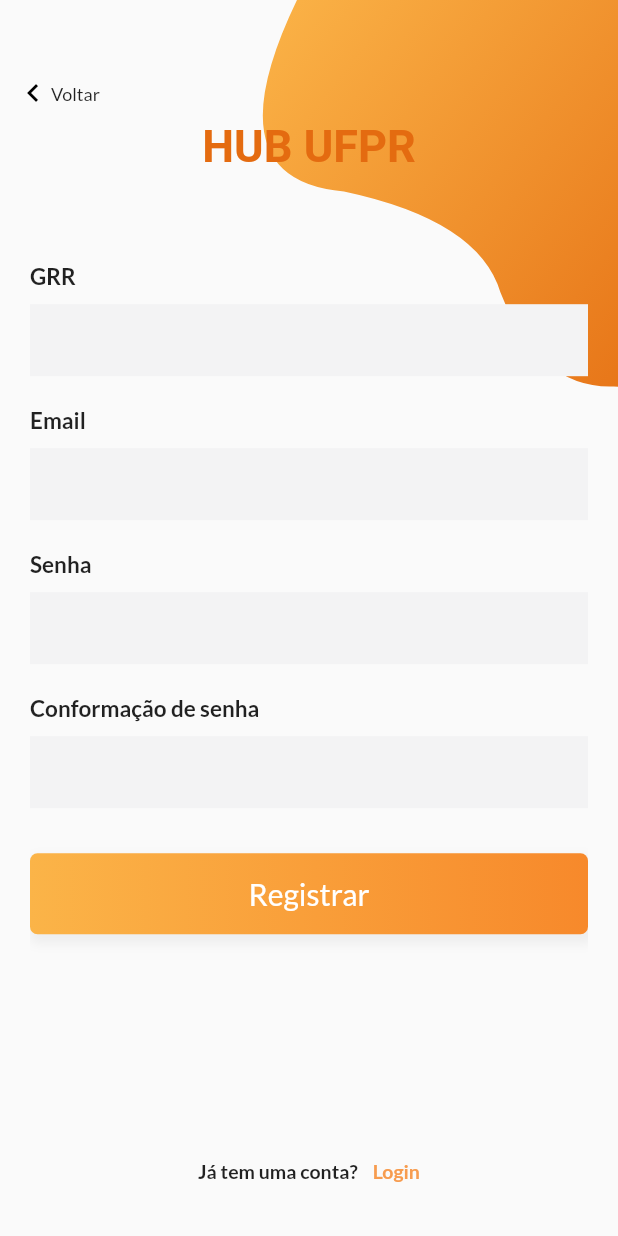
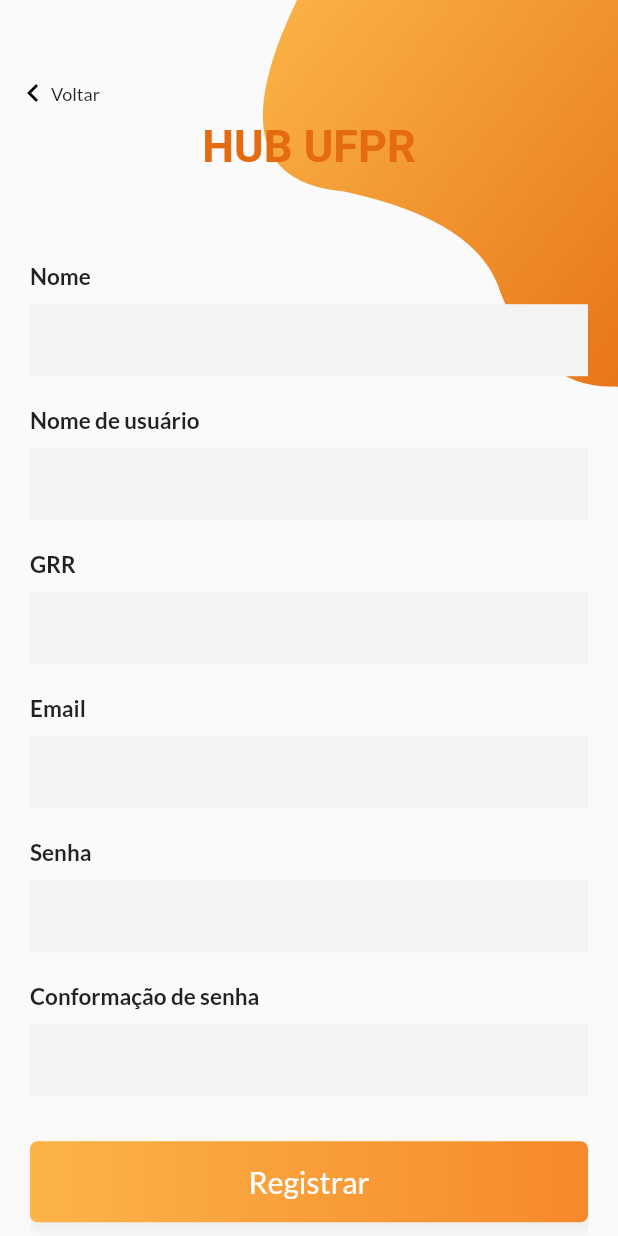
Before and after one commit to AnaNicoleMassaneiro/HUB-Front, a Flutter app: the SignUpPage screen opened directly, scrolled down 85 dp, on a phone screen of 412 x 824 dp. Run offline on Flutter 3.47's test engine with Material 2 defaults, Android fonts, the phone set to English and light mode, and no system bars; our stand-ins replace google_fonts.

Commit message:
Implement register integration with backend

```diff
--- a/lib/src/Api/apiLogin.dart
+++ b/lib/src/Api/apiLogin.dart
@@ -3,9 +3,9 @@
 import 'package:http/http.dart' as http;
 
 class apiLogin {
-  Future<http.Response> login(String usuario, String senha) {
+  Future<http.Response> login(String usuario, String senha) async {
     return http.post(
-      Uri.parse('http://192.168.0.10:5000/api/User/authenticate'),
+      Uri.parse('http://192.168.100.62:5000/api/User/authenticate'),
       headers: <String, String>{
         'Content-Type': 'application/json; charset=UTF-8',
       },
--- a/lib/src/loginPage.dart
+++ b/lib/src/loginPage.dart
@@ -200,11 +200,11 @@
       setState(() {
         print('chegamos no sucesso');
         Navigator.push(
-            context, MaterialPageRoute(builder: (context) => SignUpPage()));
+            context, MaterialPageRoute(builder: (context) => LoginPage()));
       });
     }, onError: (error) async {
-      print(error);
-      setState(() {});
+        print(error);
+        setState(() {});
     });
   }
 }
--- a/lib/src/signup.dart
+++ b/lib/src/signup.dart
@@ -2,6 +2,10 @@
 import 'package:flutter_login_signup/src/Widget/bezierContainer.dart';
 import 'package:flutter_login_signup/src/loginPage.dart';
 import 'package:google_fonts/google_fonts.dart';
+import 'package:http/http.dart' as http;
+
+import 'Api/apiRegister.dart';
+import 'Widget/bezierContainer.dart';
 
 class SignUpPage extends StatefulWidget {
   SignUpPage({Key key, this.title}) : super(key: key);
@@ -13,6 +17,13 @@
 }
 
 class _SignUpPageState extends State<SignUpPage> {
+  final TextEditingController user = TextEditingController();
+  final TextEditingController senha = TextEditingController();
+  final TextEditingController nome = TextEditingController();
+  final TextEditingController email = TextEditingController();
+  final TextEditingController grr = TextEditingController();
+  final TextEditingController confirmaSenha = TextEditingController();
+
   Widget _backButton() {
     return InkWell(
       onTap: () {
@@ -34,7 +45,7 @@
     );
   }
 
-  Widget _entryField(String title, {bool isPassword = false}) {
+  Widget _entryField(String title, TextEditingController controllertxt, {bool isPassword = false}) {
     return Container(
       margin: EdgeInsets.symmetric(vertical: 10),
       child: Column(
@@ -48,6 +59,7 @@
             height: 10,
           ),
           TextField(
+              controller: controllertxt,
               obscureText: isPassword,
               decoration: InputDecoration(
                   border: InputBorder.none,
@@ -59,7 +71,12 @@
   }
 
   Widget _submitButton() {
-    return Container(
+    return GestureDetector(
+      onTap: () {
+        _registerUser(
+          nome.text, user.text, senha.text, confirmaSenha.text, grr.text, email.text);
+      },
+      child: new Container(
         width: MediaQuery.of(context).size.width,
         padding: EdgeInsets.symmetric(vertical: 15),
         alignment: Alignment.center,
@@ -80,6 +97,7 @@
           'Registrar',
           style: TextStyle(fontSize: 20, color: Colors.white),
         ),
+      )
     );
   }
 
@@ -133,10 +151,12 @@
   Widget _emailPasswordWidget() {
     return Column(
       children: <Widget>[
-        _entryField("GRR"),
-        _entryField("Email"),
-        _entryField("Senha", isPassword: true),
-        _entryField("Conformação de senha", isPassword: true),
+        _entryField("Nome", nome),
+        _entryField("Nome de usuário", user),
+        _entryField("GRR", grr),
+        _entryField("Email", email),
+        _entryField("Senha", senha, isPassword: true),
+        _entryField("Conformação de senha", confirmaSenha, isPassword: true),
       ],
     );
   }
@@ -183,4 +203,20 @@
       ),
     );
   }
+
+  void _registerUser(nome, user, senha, confirmaSenha, grr, email) async {
+    var api = new apiRegister();
+    var ret = await api.create(nome, user, senha, confirmaSenha, grr, email);
+
+    if (ret.body == "Usuário criado com sucesso! :)") {
+      setState(() {
+        print("Usuário criado!");
+        Navigator.push(
+            context, MaterialPageRoute(builder: (context) => LoginPage()));
+      });
     }
+    else {
+      print(ret.body);
+    }
+  }
+}
```
Also changed, not shown: lib/src/Api/apiRegister.dart (added, +22 -0 lines). Lines whose indentation alone changed are shown as unchanged.
